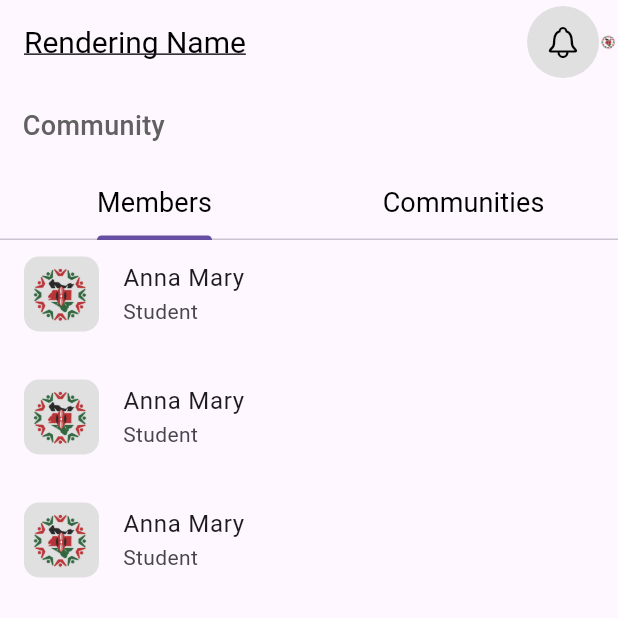
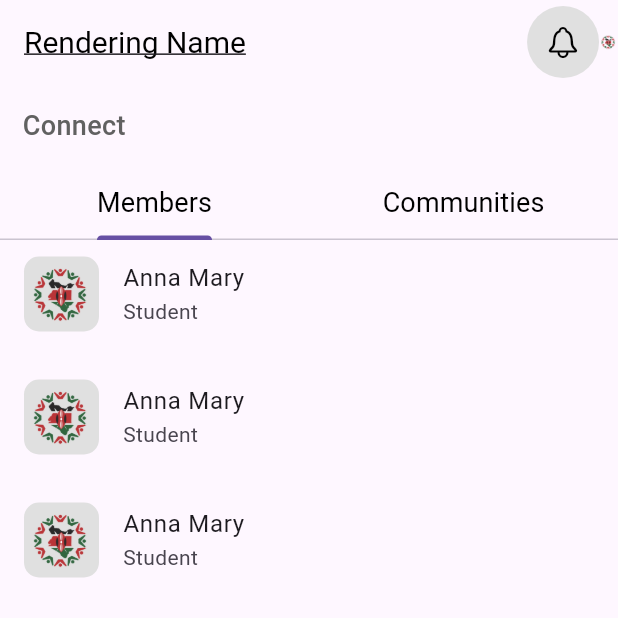
Before and after one commit to Ashisoma/fleischer_foundation, a Flutter app: the CommunityScreen screen opened directly, on a phone screen of 412 x 824 dp, the top half of it. Run offline on Flutter 3.47's test engine with Material 3 defaults, Android fonts, the phone set to English and light mode, and no system bars.

Commit message:
ui : update community screen

```diff
--- a/lib/screens/home_screen.dart
+++ b/lib/screens/home_screen.dart
@@ -154,7 +154,9 @@ class _HomeScreenState extends State<HomeScreen> {
   }
 
   Widget horizontalListView() {
-    return SizedBox(
+    return Padding(
+      padding: const EdgeInsets.only(left: 8.0),
+      child: SizedBox(
         height: 200,
         width: MediaQuery.of(context).size.width * 1,
         child: ListView.separated(
@@ -282,6 +284,7 @@ class _HomeScreenState extends State<HomeScreen> {
             ),
           ),
         ),
+      ),
     );
   }
 }
--- a/lib/screens/people_list.dart
+++ b/lib/screens/people_list.dart
@@ -78,7 +78,7 @@ class _CommunityScreenState extends State<CommunityScreen>
                 vertical: 15.0,
               ),
               child: Text(
-                'Community',
+                'Connect',
                 style: TextStyle(
                   fontSize: 18,
                   fontWeight: FontWeight.w500,
```
Lines whose indentation alone changed are shown as unchanged.
